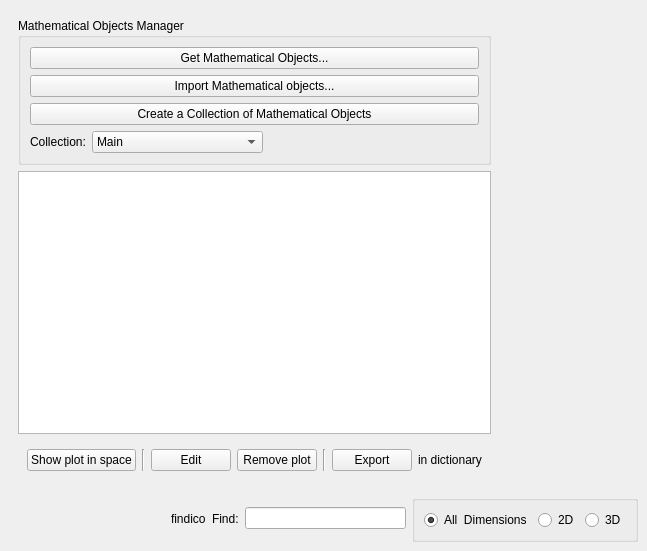
Qt form src/dashboard.ui (KDE/khipu) before a commit.
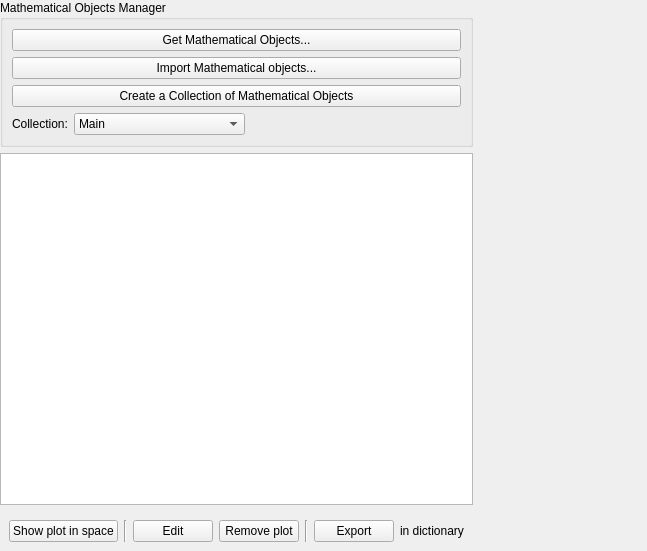
The same form after that commit. The open tabs and pages were chosen to show the change. Icons and pictures are not drawn. Custom widgets are drawn as their Qt base class.

```diff
--- a/src/dashboard.ui
+++ b/src/dashboard.ui
@@ -19,11 +19,17 @@
   <property name="windowTitle">
    <string>StackedWidget</string>
   </property>
+  <property name="lineWidth">
+   <number>1</number>
+  </property>
   <property name="currentIndex">
    <number>0</number>
   </property>
   <widget class="QWidget" name="pageMenu">
    <layout class="QVBoxLayout" name="verticalLayout">
+    <property name="margin">
+     <number>0</number>
+    </property>
     <item>
      <widget class="QStackedWidget" name="views">
       <property name="sizePolicy">
@@ -37,6 +43,9 @@
       </property>
       <widget class="QWidget" name="spaces">
        <layout class="QHBoxLayout" name="horizontalLayout_3">
+        <property name="margin">
+         <number>0</number>
+        </property>
         <item>
          <widget class="QListView" name="spacesView">
           <property name="editTriggers">
@@ -63,6 +72,9 @@
       </widget>
       <widget class="QWidget" name="views_page2">
        <layout class="QHBoxLayout" name="horizontalLayout_5">
+        <property name="margin">
+         <number>0</number>
+        </property>
         <item>
          <layout class="QVBoxLayout" name="verticalLayout_3">
           <item>
@@ -185,21 +197,36 @@
             <property name="selectionBehavior">
              <enum>QAbstractItemView::SelectRows</enum>
             </property>
+            <property name="indentation">
+             <number>10</number>
+            </property>
             <property name="rootIsDecorated">
-             <bool>false</bool>
+             <bool>true</bool>
             </property>
             <property name="itemsExpandable">
-             <bool>false</bool>
+             <bool>true</bool>
             </property>
             <property name="sortingEnabled">
              <bool>true</bool>
             </property>
+            <property name="animated">
+             <bool>false</bool>
+            </property>
             <property name="wordWrap">
              <bool>false</bool>
             </property>
+            <property name="headerHidden">
+             <bool>false</bool>
+            </property>
             <property name="expandsOnDoubleClick">
              <bool>false</bool>
             </property>
+            <attribute name="headerVisible">
+             <bool>true</bool>
+            </attribute>
+            <attribute name="headerHighlightSections">
+             <bool>false</bool>
+            </attribute>
            </widget>
           </item>
           <item>
@@ -213,7 +240,7 @@
                </sizepolicy>
               </property>
               <property name="currentIndex">
-               <number>1</number>
+               <number>0</number>
               </property>
               <widget class="QWidget" name="page_5">
                <layout class="QHBoxLayout" name="horizontalLayout_7">
@@ -355,98 +382,6 @@
       </widget>
      </widget>
     </item>
-    <item>
-     <layout class="QHBoxLayout" name="horizontalLayout">
-      <item>
-       <spacer name="horizontalSpacer">
-        <property name="orientation">
-         <enum>Qt::Horizontal</enum>
-        </property>
-        <property name="sizeHint" stdset="0">
-         <size>
-          <width>40</width>
-          <height>20</height>
-         </size>
-        </property>
-       </spacer>
-      </item>
-      <item>
-       <widget class="QLabel" name="findIcon">
-        <property name="text">
-         <string>findico</string>
-        </property>
-       </widget>
-      </item>
-      <item>
-       <widget class="QLabel" name="label_3">
-        <property name="text">
-         <string>Find:</string>
-        </property>
-       </widget>
-      </item>
-      <item>
-       <widget class="KLineEdit" name="filterText">
-        <property name="minimumSize">
-         <size>
-          <width>128</width>
-          <height>0</height>
-         </size>
-        </property>
-        <property name="maximumSize">
-         <size>
-          <width>256</width>
-          <height>16777215</height>
-         </size>
-        </property>
-        <property name="placeholderText">
-         <string/>
-        </property>
-        <property name="clickMessage">
-         <string>Search</string>
-        </property>
-        <property name="showClearButton" stdset="0">
-         <bool>true</bool>
-        </property>
-       </widget>
-      </item>
-      <item>
-       <widget class="KButtonGroup" name="filters">
-        <property name="flat">
-         <bool>true</bool>
-        </property>
-        <property name="current" stdset="0">
-         <number>-1</number>
-        </property>
-        <layout class="QHBoxLayout" name="horizontalLayout_6">
-         <item>
-          <widget class="QRadioButton" name="filterAllFunctions">
-           <property name="text">
-            <string>All  Dimensions</string>
-           </property>
-           <property name="checked">
-            <bool>true</bool>
-           </property>
-          </widget>
-         </item>
-         <item>
-          <widget class="QRadioButton" name="filter2DFunctions">
-           <property name="text">
-            <string>2D</string>
-           </property>
-          </widget>
-         </item>
-         <item>
-          <widget class="QRadioButton" name="filter3DFunctions">
-           <property name="text">
-            <string>3D</string>
-           </property>
-          </widget>
-         </item>
-        </layout>
-       </widget>
-      </item>
-     </layout>
-    </item>
    </layout>
   </widget>
   <widget class="QWidget" name="pageGraph2D">
@@ -462,6 +397,9 @@
       <layout class="QHBoxLayout" name="horizontalLayout_2">
        <item>
         <widget class="QStackedWidget" name="plotsViews">
+         <property name="currentIndex">
+          <number>1</number>
+         </property>
          <widget class="PlotsView2D" name="plotsView2D"/>
          <widget class="PlotsView3D" name="plotsView3D"/>
         </widget>
@@ -473,17 +411,6 @@
   </widget>
  </widget>
  <customwidgets>
-  <customwidget>
-   <class>KButtonGroup</class>
-   <extends>QGroupBox</extends>
-   <header>kbuttongroup.h</header>
-   <container>1</container>
-  </customwidget>
-  <customwidget>
-   <class>KLineEdit</class>
-   <extends>QLineEdit</extends>
-   <header>klineedit.h</header>
-  </customwidget>
   <customwidget>
    <class>PlotsView2D</class>
    <extends>QWidget</extends>
```
